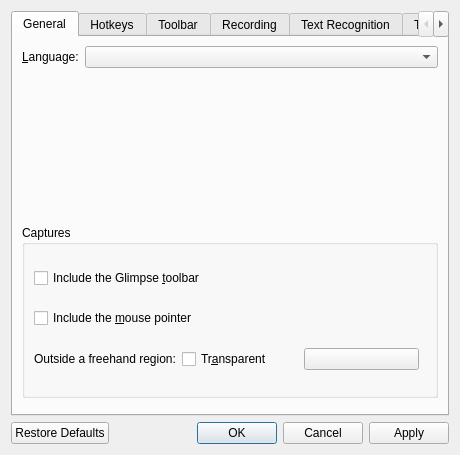
First picture: the form in src/settings/SettingsDialog.ui, repository ChickenSeller/glimpse, before the edit.
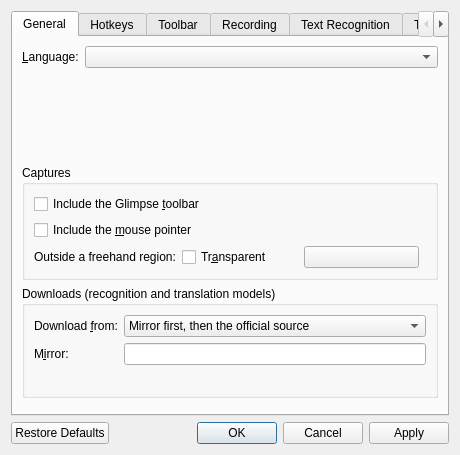
Second picture: the form after the edit. Custom widgets are drawn as their Qt base class.

Commit message: Download models from a mirror too, first by default

```diff
--- a/src/settings/SettingsDialog.ui
+++ b/src/settings/SettingsDialog.ui
@@ -102,6 +102,57 @@
          </layout>
         </widget>
        </item>
+       <item>
+        <widget class="QGroupBox" name="downloadGroup">
+         <property name="title">
+          <string>Downloads (recognition and translation models)</string>
+         </property>
+         <layout class="QFormLayout" name="downloadForm">
+          <item row="0" column="0">
+           <widget class="QLabel" name="downloadOrderLabel">
+            <property name="text">
+             <string>Download &amp;from:</string>
+            </property>
+            <property name="buddy">
+             <cstring>downloadOrderCombo</cstring>
+            </property>
+           </widget>
+          </item>
+          <item row="0" column="1">
+           <widget class="QComboBox" name="downloadOrderCombo">
+            <item>
+             <property name="text">
+              <string>Mirror first, then the official source</string>
+             </property>
+            </item>
+            <item>
+             <property name="text">
+              <string>Official source first, then the mirror</string>
+             </property>
+            </item>
+            <item>
+             <property name="text">
+              <string>Official source only</string>
+             </property>
+            </item>
+           </widget>
+          </item>
+          <item row="1" column="0">
+           <widget class="QLabel" name="downloadMirrorLabel">
+            <property name="text">
+             <string>M&amp;irror:</string>
+            </property>
+            <property name="buddy">
+             <cstring>downloadMirrorEdit</cstring>
+            </property>
+           </widget>
+          </item>
+          <item row="1" column="1">
+           <widget class="QLineEdit" name="downloadMirrorEdit"/>
+          </item>
+         </layout>
+        </widget>
+       </item>
        <item>
         <spacer name="generalSpacer">
          <property name="orientation">
```
The commit also changes 13 other files.
